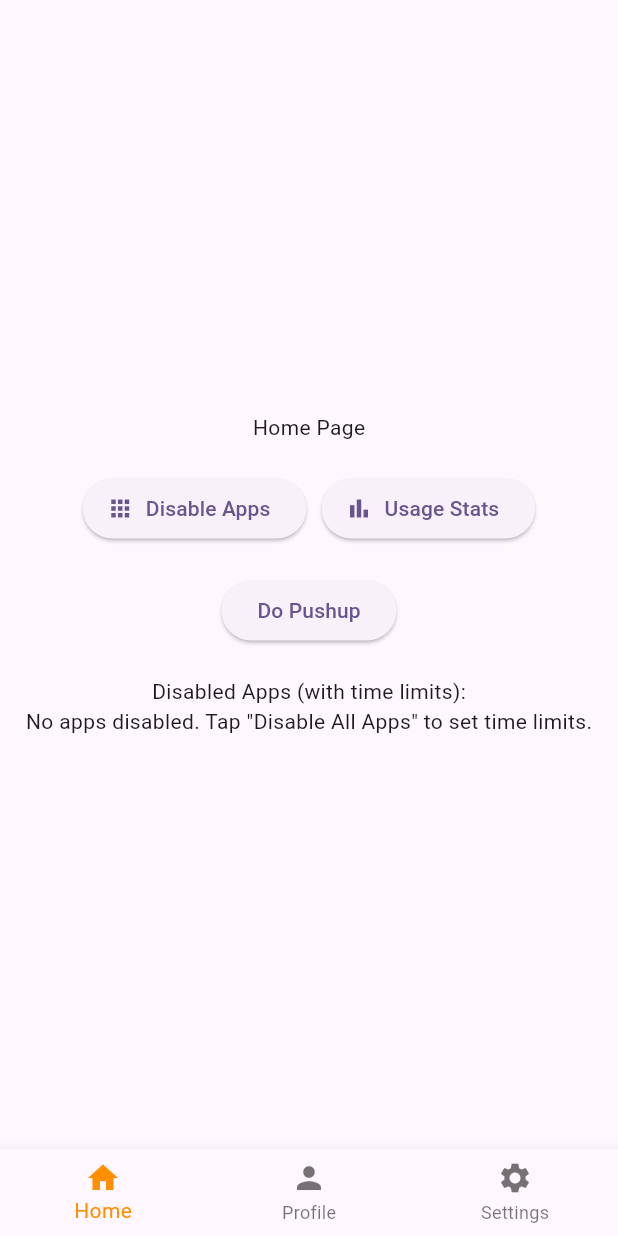
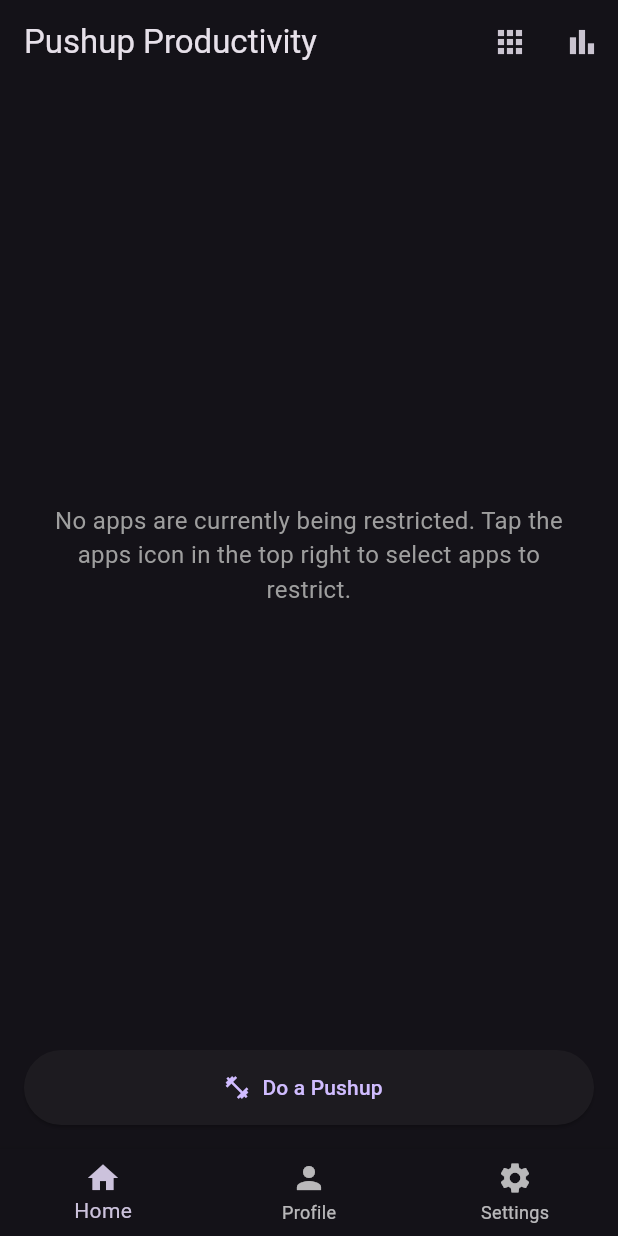
Before and after one commit to My-Mation/fitness-app, a Flutter app: the screen it shows after launch, on a phone screen of 412 x 824 dp. Run offline on Flutter 3.47's test engine with Material 3 defaults, Android fonts, the phone set to English and light mode, and no system bars; our stand-ins replace camera, hive, hive_flutter, permission_handler, wakelock_plus; missing offline and left inert: flutter_background_service, flutter_overlay_window, google_mlkit_pose_detection, installed_apps, usage_stats; accounts and stored records are empty; statements that could not run were skipped.

Commit message:
Changes 1

```diff
--- a/lib/main.dart
+++ b/lib/main.dart
@@ -6,6 +6,8 @@ import 'package:pushup_counter/pages/pushup_counter.dart';
 import 'package:pushup_counter/services/storage_service.dart';
 import 'package:pushup_counter/services/overlay_service.dart';
 import 'package:pushup_counter/services/usage_service.dart';
+
+final navigatorKey = GlobalKey<NavigatorState>();
 
 Future<void> main() async {
   WidgetsFlutterBinding.ensureInitialized();
@@ -33,9 +35,9 @@ Future<void> main() async {
 Future<void> _handleOverlayMethodCall(MethodCall call) async {
   switch (call.method) {
     case 'startPushups':
-      // Navigate to pushup counter - this will be handled by the navigator key
-      // For now, we'll just print - the overlay will close itself
-      print('Overlay requested to start pushups');
+      navigatorKey.currentState?.push(
+        MaterialPageRoute(builder: (context) => const PushupCounter()),
+      );
       break;
     case 'closeOverlay':
       // Close overlay - this is handled by the overlay itself
@@ -53,11 +55,14 @@ class MyApp extends StatelessWidget {
   @override
   Widget build(BuildContext context) {
     return MaterialApp(
+      navigatorKey: navigatorKey,
       title: 'Pushup Counter',
       debugShowCheckedModeBanner: false,
       theme: ThemeData(
         colorScheme: ColorScheme.fromSeed(seedColor: Colors.deepPurple),
       ),
+      darkTheme: ThemeData.dark(),
+      themeMode: ThemeMode.dark,
       home: const Home()
     );
   }
--- a/lib/pages/home.dart
+++ b/lib/pages/home.dart
@@ -104,14 +104,39 @@ class _HomeState extends State<Home> {
         action: SnackBarAction(
           label: 'Do Pushups',
           onPressed: () {
-            Navigator.push(
-              context,
-              MaterialPageRoute(builder: (context) => const PushupCounter()),
-            );
+            _navigateToPushupCounter();
           },
         ),
       ),
     );
+  }
+
+  void _navigateToPushupCounter() async {
+    final pushupCount = await Navigator.push<int>(
+      context,
+      MaterialPageRoute(builder: (context) => const PushupCounter()),
+    );
+
+    if (pushupCount != null && pushupCount > 0) {
+      // For which app should we add time? For now, let's assume the one that last exceeded the limit.
+      final appToCredit = _limitExceededApp;
+      if (appToCredit != null) {
+        final timeToAdd = Duration(minutes: pushupCount); // 1 pushup = 1 minute
+        final currentLimit = _storage.getDailyLimit(appToCredit);
+        final newLimit = currentLimit + timeToAdd;
+        await _storage.setDailyLimit(appToCredit, newLimit);
+        _updateUsageDisplay();
+
+        if (mounted) {
+          ScaffoldMessenger.of(context).showSnackBar(
+            SnackBar(
+              content: Text('Added $pushupCount minutes to $appToCredit!'),
+              duration: const Duration(seconds: 3),
+            ),
+          );
+        }
+      }
+    }
   }
 
   void _showUsageStats() async {
@@ -274,12 +299,6 @@ class _HomeState extends State<Home> {
 
   List<String> _targets = [];
 
-  static const List<Widget> _widgetOptions = <Widget>[
-    Text('Home Page'),
-    Text('Profile Page'),
-    Text('Settings Page'),
-  ];
-
   void _onItemTapped(int index) {
     setState(() {
       _selectedIndex = index;
@@ -289,16 +308,11 @@ class _HomeState extends State<Home> {
   @override
   Widget build(BuildContext context) {
     return Scaffold(
-      body: Center(
-        child: Column(
-          mainAxisAlignment: MainAxisAlignment.center,
-          children: <Widget>[
-            _widgetOptions.elementAt(_selectedIndex),
-            const SizedBox(height: 20),
-            Row(
-              mainAxisAlignment: MainAxisAlignment.center,
-              children: [
-                ElevatedButton.icon(
+      appBar: AppBar(
+        title: const Text('Pushup Productivity'),
+        actions: [
+          IconButton(
+            icon: const Icon(Icons.apps),
             onPressed: () async {
               await Navigator.push(
                 context,
@@ -308,93 +322,14 @@ class _HomeState extends State<Home> {
               await _loadConfiguredApps();
               setState(() {});
             },
-                  icon: const Icon(Icons.apps),
-                  label: const Text('Disable Apps'),
           ),
-                const SizedBox(width: 10),
-                ElevatedButton.icon(
+          IconButton(
+            icon: const Icon(Icons.bar_chart),
             onPressed: () => _showUsageStats(),
-                  icon: const Icon(Icons.bar_chart),
-                  label: const Text('Usage Stats'),
           ),
         ],
       ),
-            const SizedBox(height: 20),
-            ElevatedButton(
-              onPressed: () {
-                Navigator.push(
-                  context,
-                  MaterialPageRoute(builder: (context) => const PushupCounter()),
-                );
-              },
-              child: const Text('Do Pushup'),
-            ),
-            const SizedBox(height: 20),
-            const Text('Disabled Apps (with time limits):'),
-            if (_targets.isEmpty)
-              const Text('No apps disabled. Tap "Disable All Apps" to set time limits.')
-            else
-              for (final pkg in _targets)
-                Padding(
-                  padding: const EdgeInsets.symmetric(vertical: 4),
-                  child: Card(
-                    color: (_currentUsage[pkg] ?? Duration.zero) >= _storage.getDailyLimit(pkg) && _storage.getDailyLimit(pkg) > Duration.zero
-                        ? Colors.red.shade100
-                        : Colors.white,
-                    child: Padding(
-                      padding: const EdgeInsets.all(8.0),
-                      child: Column(
-                        children: [
-                          Text(
-                            pkg,
-                            style: const TextStyle(fontWeight: FontWeight.bold),
-                          ),
-                          const SizedBox(height: 4),
-                          Column(
-                            crossAxisAlignment: CrossAxisAlignment.start,
-                            children: [
-                              Text(
-                                'Limit: ${_formatDuration(_storage.getDailyLimit(pkg))} | Used: ${_formatDuration(_currentUsage[pkg] ?? Duration.zero)}',
-                                style: TextStyle(
-                                  color: (_currentUsage[pkg] ?? Duration.zero) >= _storage.getDailyLimit(pkg) && _storage.getDailyLimit(pkg) > Duration.zero
-                                      ? Colors.red
-                                      : Colors.black,
-                                  fontWeight: (_currentUsage[pkg] ?? Duration.zero) >= _storage.getDailyLimit(pkg) && _storage.getDailyLimit(pkg) > Duration.zero
-                                      ? FontWeight.bold
-                                      : FontWeight.normal,
-                                ),
-                              ),
-                              if (_systemUsageStats.containsKey(pkg))
-                                Text(
-                                  '📊 System Data: ${_formatDuration(_systemUsageStats[pkg]!)}',
-                                  style: const TextStyle(
-                                    fontSize: 10,
-                                    color: Colors.blue,
-                                    fontStyle: FontStyle.italic,
-                                  ),
-                                ),
-                            ],
-                          ),
-                          if ((_currentUsage[pkg] ?? Duration.zero) >= _storage.getDailyLimit(pkg) && _storage.getDailyLimit(pkg) > Duration.zero)
-                            const Padding(
-                              padding: EdgeInsets.only(top: 4),
-                              child: Text(
-                                '🚫 TIME LIMIT EXCEEDED!',
-                                style: TextStyle(
-                                  color: Colors.red,
-                                  fontWeight: FontWeight.bold,
-                                  fontSize: 12,
-                                ),
-                              ),
-                            ),
-                        ],
-                      ),
-                    ),
-                  ),
-                ),
-          ],
-        ),
-      ),
+      body: _buildBody(),
       bottomNavigationBar: BottomNavigationBar(
         items: const <BottomNavigationBarItem>[
           BottomNavigationBarItem(
@@ -411,9 +346,96 @@ class _HomeState extends State<Home> {
           ),
         ],
         currentIndex: _selectedIndex,
-        selectedItemColor: Colors.amber[800],
         onTap: _onItemTapped,
       ),
     );
   }
+
+  Widget _buildBody() {
+    switch (_selectedIndex) {
+      case 0:
+        return _buildHomePage();
+      case 1:
+        return const Center(child: Text('Profile Page')); // Placeholder for profile
+      case 2:
+        return const Center(child: Text('Settings Page')); // Placeholder for settings
+      default:
+        return const SizedBox.shrink();
     }
+  }
+
+  Widget _buildHomePage() {
+    return Column(
+      children: [
+        Expanded(
+          child: _targets.isEmpty
+              ? const Center(
+                  child: Padding(
+                    padding: EdgeInsets.all(24.0),
+                    child: Text(
+                      'No apps are currently being restricted. Tap the apps icon in the top right to select apps to restrict.',
+                      textAlign: TextAlign.center,
+                      style: TextStyle(fontSize: 16, color: Colors.grey),
+                    ),
+                  ),
+                )
+              : ListView.builder(
+                  itemCount: _targets.length,
+                  itemBuilder: (context, index) {
+                    final pkg = _targets[index];
+                    final limit = _storage.getDailyLimit(pkg);
+                    final usage = _currentUsage[pkg] ?? Duration.zero;
+                    final isExceeded = limit > Duration.zero && usage >= limit;
+
+                    return Card(
+                      margin: const EdgeInsets.symmetric(horizontal: 16, vertical: 8),
+                      color: isExceeded ? Colors.red.shade900 : null,
+                      child: ListTile(
+                        title: Text(
+                          _getAppName(pkg),
+                          style: TextStyle(
+                            fontWeight: FontWeight.bold,
+                            color: isExceeded ? Colors.white : null,
+                          ),
+                        ),
+                        subtitle: Column(
+                          crossAxisAlignment: CrossAxisAlignment.start,
+                          children: [
+                            Text(
+                              'Limit: ${_formatDuration(limit)} | Used: ${_formatDuration(usage)}',
+                              style: TextStyle(color: isExceeded ? Colors.white70 : null),
+                            ),
+                            if (_systemUsageStats.containsKey(pkg))
+                              Text(
+                                '📊 System Data: ${_formatDuration(_systemUsageStats[pkg]!)}',
+                                style: TextStyle(
+                                  fontSize: 10,
+                                  color: isExceeded ? Colors.lightBlue.shade100 : Colors.blue,
+                                  fontStyle: FontStyle.italic,
+                                ),
+                              ),
+                          ],
+                        ),
+                        trailing: isExceeded
+                            ? const Icon(Icons.warning, color: Colors.white)
+                            : const Icon(Icons.check_circle, color: Colors.green),
+                      ),
+                    );
+                  },
+                ),
+        ),
+        Padding(
+          padding: const EdgeInsets.all(16.0),
+          child: ElevatedButton.icon(
+            onPressed: _navigateToPushupCounter,
+            icon: const Icon(Icons.fitness_center),
+            label: const Text('Do a Pushup'),
+            style: ElevatedButton.styleFrom(
+              minimumSize: const Size(double.infinity, 50), // Full width
+            ),
+          ),
+        ),
+      ],
+    );
+  }
+}
--- a/lib/services/storage_service.dart
+++ b/lib/services/storage_service.dart
@@ -18,6 +18,11 @@ class StorageService {
   Future<void> setDailyLimit(String package, Duration limit) async {
     final box = Hive.box(limitsBox);
     await box.put(package, limit.inSeconds);
+  }
+
+  Future<void> removeDailyLimit(String package) async {
+    final box = Hive.box(limitsBox);
+    await box.delete(package);
   }
 
   Duration getDailyLimit(String package) {
--- a/lib/services/usage_service.dart
+++ b/lib/services/usage_service.dart
@@ -1,3 +1,4 @@
+import 'package:flutter/services.dart';
 import 'package:usage_stats/usage_stats.dart';
 
 class UsageService {
@@ -5,9 +6,12 @@ class UsageService {
     return await UsageStats.checkUsagePermission() ?? false;
   }
 
-  Future<bool> requestPermission() async {
-    await UsageStats.grantUsagePermission();
-    return await hasPermission();
+  Future<void> requestPermission() async {
+    try {
+      await UsageStats.grantUsagePermission();
+    } catch (e) {
+      // This can happen on some devices, where the settings screen is not opened.
+    }
   }
 
   Future<String?> getForegroundAppPackage() async {
@@ -31,46 +35,29 @@ class UsageService {
 
   Future<Map<String, Duration>> getDailyUsageStats() async {
     try {
-      print('Checking usage permission...');
-      final permissionGranted = await hasPermission();
-      print('Usage permission granted: $permissionGranted');
-
-      if (!permissionGranted) {
-        print('No usage permission, requesting...');
-        await requestPermission();
-        final newPermissionStatus = await hasPermission();
-        print('New permission status: $newPermissionStatus');
-        if (!newPermissionStatus) {
-          return {};
-        }
+      if (!await hasPermission()) {
+        return {};
       }
 
       final now = DateTime.now();
       final startOfDay = DateTime(now.year, now.month, now.day);
-      final endOfDay = startOfDay.add(const Duration(days: 1));
-
-      print('Querying usage stats from $startOfDay to $endOfDay');
-
-      final stats = await UsageStats.queryUsageStats(startOfDay, endOfDay);
-      print('Received ${stats.length} usage stats');
+      final stats = await UsageStats.queryUsageStats(startOfDay, now);
 
       final Map<String, Duration> usageMap = {};
-
       for (final stat in stats) {
-        print('Stat: ${stat.packageName} - ${stat.totalTimeInForeground}');
         if (stat.packageName != null && stat.totalTimeInForeground != null) {
           final totalTimeMs = int.tryParse(stat.totalTimeInForeground!) ?? 0;
           if (totalTimeMs > 0) {
             usageMap[stat.packageName!] = Duration(milliseconds: totalTimeMs);
-            print('Added ${stat.packageName}: ${Duration(milliseconds: totalTimeMs)}');
           }
         }
       }
-
-      print('Returning ${usageMap.length} usage entries');
       return usageMap;
+    } on PlatformException {
+      // This may be due to manufacturer restrictions (e.g., on Oppo, Xiaomi phones).
+      // The user may need to grant Usage Access permission manually.
+      return {};
     } catch (e) {
-      print('Error getting daily usage stats: $e');
       return {};
     }
   }
@@ -89,7 +76,6 @@ class UsageService {
       }
       return Duration.zero;
     } catch (e) {
-      print('Error getting app usage for today: $e');
       return Duration.zero;
     }
   }
```
Also changed, not shown: lib/overlay_entrypoint.dart (+19 -75 lines), lib/pages/app_editor.dart (added, +100 -0 lines), lib/pages/app_selector.dart (+24 -36 lines), lib/pages/pushup_counter.dart (+16 -2 lines), pubspec.lock. Lines whose indentation alone changed are shown as unchanged.
